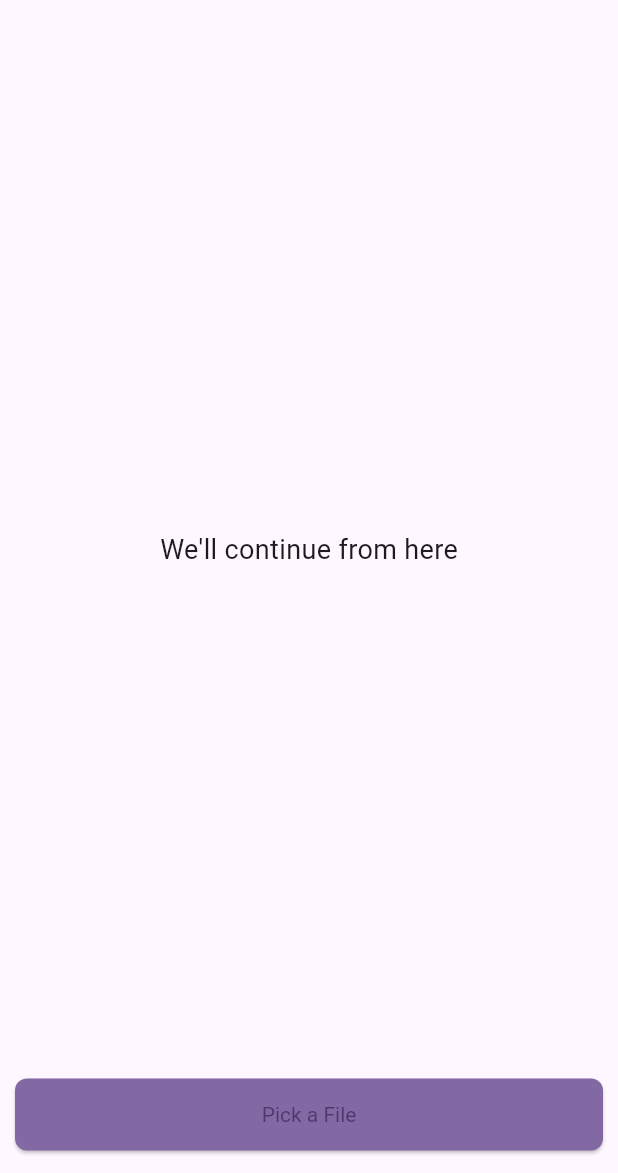
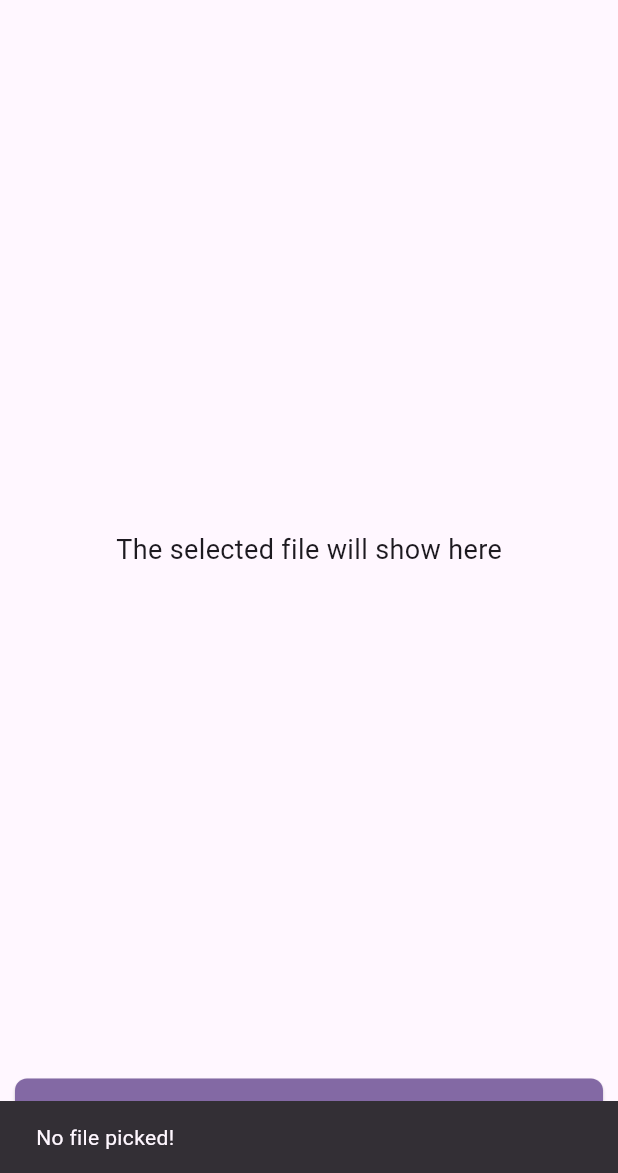
Before and after one commit to Vader-Femi/petit, a Flutter app: the screen it shows after launch, after a tap on "Pick a File", on a phone screen of 412 x 824 dp, the part 63-1236 px from its top. Run offline on Flutter 3.47's test engine with Material 3 defaults, Android fonts, the phone set to English and light mode, and no system bars; our stand-ins replace file_picker, flutter_image_compress, get_it; missing offline and left inert: flutter_super, gallery_saver_plus; Roboto replaces fonts that are missing (Domine).

Commit message:
Day 83 of 100
Today I implemented the file picker and file compression. I only tested the single file picker, and I still haven't thought of a UI for the app.

I compress an image from 7.4MB to 567kb. With 50% resolution and 90% quality

```diff
--- a/lib/features/home/presentation/pages/home.dart
+++ b/lib/features/home/presentation/pages/home.dart
@@ -1,4 +1,8 @@
+import 'dart:io';
+import 'package:file_picker/file_picker.dart';
 import 'package:flutter/material.dart';
+import 'package:flutter_image_compress/flutter_image_compress.dart';
+import 'package:gallery_saver_plus/gallery_saver.dart';
 
 class HomePage extends StatelessWidget {
   const HomePage({super.key});
@@ -16,12 +20,20 @@ class HomePage extends StatelessWidget {
           children: [
             Spacer(),
             Text(
-              "We'll continue from here",
+              "The selected file will show here",
               style: TextStyle(fontSize: 18),
             ),
             Spacer(),
             ElevatedButton(
-              onPressed: () {},
+              onPressed: () async {
+                var pickedFile = await _pickSingleFile(context);
+                var compressedFile =
+                    await compressImage(file: pickedFile, quality: 90);
+                if (compressedFile != null) {
+                  _saveLocalImage(
+                      context: context, compressedImage: compressedFile);
+                }
+              },
               child: const Text('Pick a File'),
             ),
           ],
@@ -29,4 +41,71 @@ class HomePage extends StatelessWidget {
       ),
     );
   }
+
+  Future<File> _pickSingleFile(BuildContext context) async {
+    FilePickerResult? result = await FilePicker.platform.pickFiles();
+
+    if (result != null) {
+      PlatformFile file = result.files.first;
+      File pickedFile = File(file.path!);
+      return File(pickedFile.path);
+    } else {
+      ScaffoldMessenger.of(context)
+          .showSnackBar(const SnackBar(content: Text("No file picked!")));
+
+      throw Exception('No file picked');
+    }
+  }
+
+  Future<List<File>> _pickMultipleFiles(BuildContext context) async {
+    FilePickerResult? result =
+        await FilePicker.platform.pickFiles(allowMultiple: true);
+
+    if (result != null) {
+      return result.paths.map((path) => File(path!)).toList();
+    } else {
+      ScaffoldMessenger.of(context)
+          .showSnackBar(const SnackBar(content: Text("No file picked!")));
+
+      throw Exception('No file picked');
+    }
+  }
+
+  Future<XFile?> compressImage({
+    required File file,
+    required int quality,
+    int minWidth = 1000,
+    int minHeight = 1000,
+  }) async {
+    final filePath = file.absolute.path;
+    final lastIndex = filePath.lastIndexOf(RegExp(r'.jp'));
+    final splitted = filePath.substring(0, (lastIndex));
+    final outPath = "${splitted}_out${filePath.substring(lastIndex)}";
+
+    return await FlutterImageCompress.compressAndGetFile(filePath, outPath,
+        minWidth: minWidth, minHeight: minHeight, quality: quality);
+  }
+
+  Future<void> _saveLocalImage({
+    required BuildContext context,
+    required XFile compressedImage,
+  }) async {
+    try {
+      GallerySaver.saveImage(compressedImage.path);
+      ScaffoldMessenger.of(context).showSnackBar(
+          const SnackBar(content: Text("Image Saved to Galery!")));
+    } catch (e) {
+      ScaffoldMessenger.of(context).showSnackBar(
+          SnackBar(content: Text("Error ocurred - ${e.toString()}")));
+    }
+  }
 }
+
+// List<File> compressedFiles = List.empty();
+//
+// for (var file in files) {
+// var compressed = await compressImage(file: file, quality: quality);
+// compressedFiles.add(File(compressed!.path));
+// }
+//
+// return compressedFiles;
--- a/pubspec.yaml
+++ b/pubspec.yaml
@@ -50,8 +50,8 @@ dependencies:
   #Image compression
   flutter_image_compress: ^2.4.0
 
-  #Image Picker
-  image_picker: ^1.1.2
+  #File Picker
+  file_picker: ^8.1.7
 
   #Gallery Saver
   gallery_saver_plus: ^3.2.1
```
Also changed, not shown: pubspec.lock, 7 other files.
